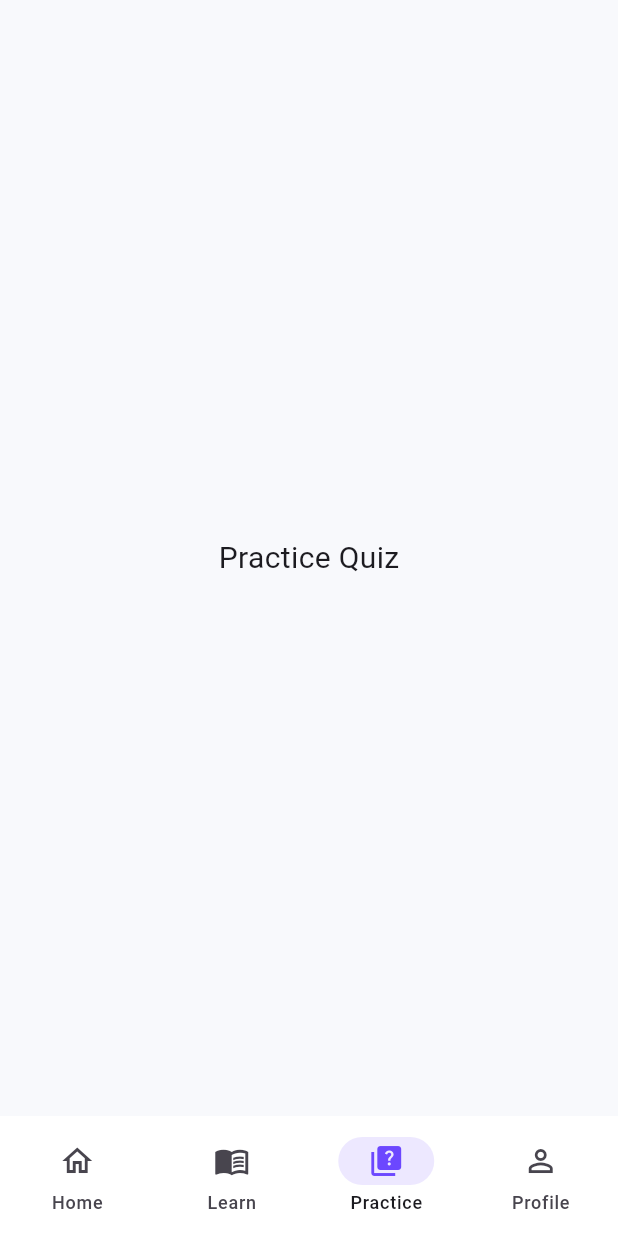
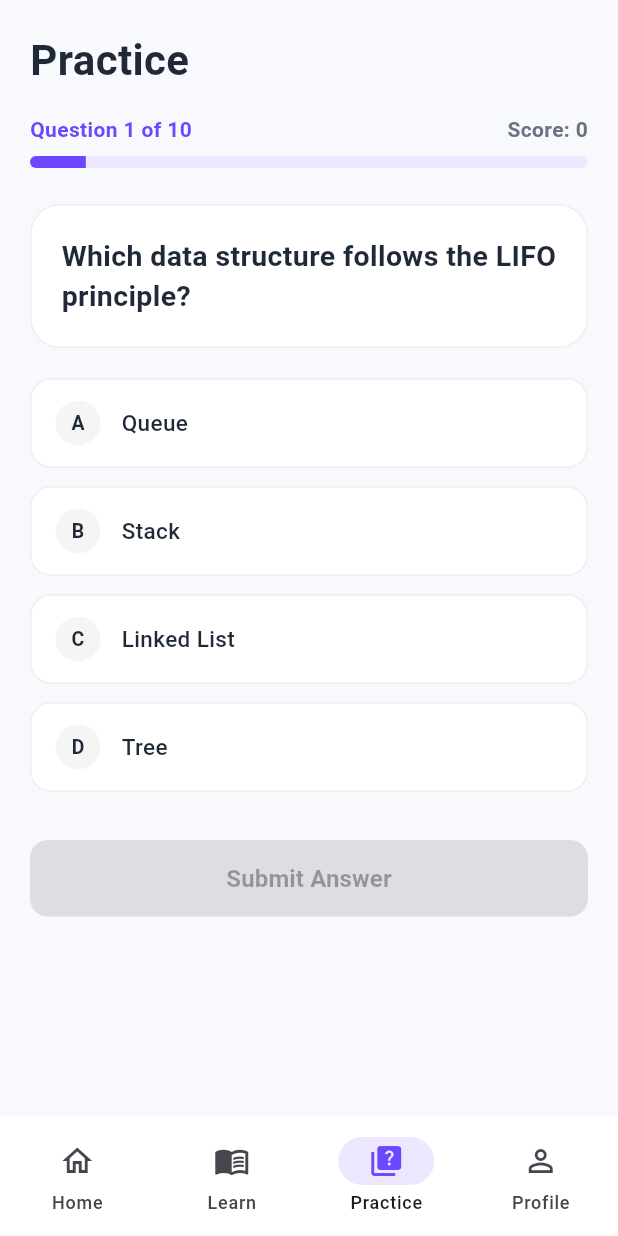
Before and after one commit to kindy10/dsa_learning_app, a Flutter app: the screen it shows after launch, item 3 of the bottom bar chosen, on a phone screen of 412 x 824 dp. Run offline on Flutter 3.47's test engine with Material 3 defaults, Android fonts, the phone set to English and light mode, and no system bars.

Commit message:
build Practice quiz screen with 10 DSA questions and instant feedback

```diff
--- /dev/null
+++ b/lib/models/quiz_question.dart
@@ -0,0 +1,23 @@
+/// Represents a single multiple-choice DSA quiz question.
+/// Keeping the model immutable ensures quiz data cannot be accidentally
+/// modified while the user is taking a test.
+class QuizQuestion {
+  /// The question text displayed to the student.
+  final String question;
+
+  /// List of 4 possible answer choices.
+  final List<String> options;
+
+  /// Index (0–3) of the correct option in [options].
+  final int correctIndex;
+
+  /// Short explanation shown after the user submits their answer.
+  final String explanation;
+
+  const QuizQuestion({
+    required this.question,
+    required this.options,
+    required this.correctIndex,
+    required this.explanation,
+  });
+}
--- a/lib/screens/main_shell.dart
+++ b/lib/screens/main_shell.dart
@@ -2,6 +2,7 @@ import 'package:flutter/material.dart';
 import '../core/theme/app_theme.dart';
 import 'home_screen.dart';
 import 'modules_screen.dart';
+import 'practice_screen.dart';
 
 /// MainShell is the root layout after the app launches.
 /// It holds the bottom NavigationBar and switches between the 4 main tabs.
@@ -32,7 +33,8 @@ class _MainShellState extends State<MainShell> {
         onNavigateToProfile: ()=> _switchTab(3),
         ),
       const ModulesScreen(),
-      const Center(child: Text('Practice Quiz', style: TextStyle(fontSize: 20))),
+      //const Center(child: Text('Practice Quiz', style: TextStyle(fontSize: 20))),
+      const PracticeScreen(),
       const Center(child: Text('My Progress', style: TextStyle(fontSize: 20))),
     ];
 
--- /dev/null
+++ b/lib/screens/practice_screen.dart
@@ -0,0 +1,464 @@
+import 'package:flutter/material.dart';
+import '../core/theme/app_theme.dart';
+import '../models/quiz_question.dart';
+
+/// PracticeScreen provides a distraction-free multiple-choice quiz interface
+/// for testing Data Structures and Algorithms knowledge.
+class PracticeScreen extends StatefulWidget {
+  const PracticeScreen({super.key});
+
+  @override
+  State<PracticeScreen> createState() => _PracticeScreenState();
+}
+
+class _PracticeScreenState extends State<PracticeScreen> {
+  // 10 core DSA practice questions
+  static const List<QuizQuestion> _questions = [
+    QuizQuestion(
+      question: 'Which data structure follows the LIFO principle?',
+      options: ['Queue', 'Stack', 'Linked List', 'Tree'],
+      correctIndex: 1,
+      explanation: 'A Stack follows Last-In, First-Out (LIFO): the last element pushed is the first popped.',
+    ),
+    QuizQuestion(
+      question: 'What is the worst-case time complexity of Bubble Sort?',
+      options: ['O(n)', 'O(n log n)', 'O(n²)', 'O(1)'],
+      correctIndex: 2,
+      explanation: 'Bubble Sort uses two nested loops, resulting in O(n²) comparisons in the worst case.',
+    ),
+    QuizQuestion(
+      question: 'Which data structure follows the FIFO (First-In, First-Out) principle?',
+      options: ['Stack', 'Queue', 'Binary Tree', 'Graph'],
+      correctIndex: 1,
+      explanation: 'A Queue processes elements in the exact order they arrive (FIFO).',
+    ),
+    QuizQuestion(
+      question: 'What is the time complexity of accessing an element by index in an Array?',
+      options: ['O(1)', 'O(log n)', 'O(n)', 'O(n²)'],
+      correctIndex: 0,
+      explanation: 'Arrays store elements in contiguous memory, allowing instant O(1) index lookup.',
+    ),
+    QuizQuestion(
+      question: 'What does the last node of a singly Linked List point to?',
+      options: ['The head node', 'Itself', 'NULL', 'The middle node'],
+      correctIndex: 2,
+      explanation: 'The tail node of a singly linked list points to NULL to mark the end of the list.',
+    ),
+    QuizQuestion(
+      question: 'Which searching algorithm requires the array to be sorted first?',
+      options: ['Linear Search', 'Binary Search', 'Depth-First Search', 'Breadth-First Search'],
+      correctIndex: 1,
+      explanation: 'Binary Search repeatedly halves the search space, which only works on sorted data.',
+    ),
+    QuizQuestion(
+      question: 'What is the time complexity of Binary Search on a sorted array?',
+      options: ['O(1)', 'O(log n)', 'O(n)', 'O(n log n)'],
+      correctIndex: 1,
+      explanation: 'Cutting the search range in half each step gives O(log n) time complexity.',
+    ),
+    QuizQuestion(
+      question: 'What is the space complexity of Bubble Sort?',
+      options: ['O(1)', 'O(log n)', 'O(n)', 'O(n²)'],
+      correctIndex: 0,
+      explanation: 'Bubble Sort sorts in-place using only a single temporary variable, so it needs O(1) extra space.',
+    ),
+    QuizQuestion(
+      question: 'In a Binary Tree, what is the maximum number of children a node can have?',
+      options: ['1', '2', '3', 'Unlimited'],
+      correctIndex: 1,
+      explanation: 'Each node in a binary tree has at most two children: a left child and a right child.',
+    ),
+    QuizQuestion(
+      question: 'Which sorting algorithm uses a divide-and-conquer strategy with O(n log n) guaranteed time?',
+      options: ['Bubble Sort', 'Insertion Sort', 'Selection Sort', 'Merge Sort'],
+      correctIndex: 3,
+      explanation: 'Merge Sort splits the array in half recursively and merges sorted halves in O(n log n) time.',
+    ),
+  ];
+
+  // Ephemeral quiz session state
+  int _currentIndex = 0;       // Current question index (0 to 9)
+  int? _selectedOptionIndex;   // Currently tapped option (null if none selected)
+  bool _hasSubmitted = false;  // True after user taps "Submit Answer"
+  bool _isCompleted = false;   // True after finishing all 10 questions
+  int _score = 0;              // Total correct answers
+
+  /// Evaluates the selected answer and reveals feedback.
+  void _handleSubmit() {
+    if (_selectedOptionIndex == null || _hasSubmitted) return;
+
+    final currentQuestion = _questions[_currentIndex];
+    setState(() {
+      _hasSubmitted = true;
+      if (_selectedOptionIndex == currentQuestion.correctIndex) {
+        _score++;
+      }
+    });
+  }
+
+  /// Advances to the next question or finishes the quiz on the final question.
+  void _handleNext() {
+    setState(() {
+      if (_currentIndex + 1 < _questions.length) {
+        _currentIndex++;
+        _selectedOptionIndex = null;
+        _hasSubmitted = false;
+      } else {
+        _isCompleted = true;
+      }
+    });
+  }
+
+  /// Resets the quiz back to Question 1 so the user can practice again.
+  void _handleRestart() {
+    setState(() {
+      _currentIndex = 0;
+      _selectedOptionIndex = null;
+      _hasSubmitted = false;
+      _isCompleted = false;
+      _score = 0;
+    });
+  }
+
+  @override
+  Widget build(BuildContext context) {
+    // Show the summary view once all questions are completed
+    if (_isCompleted) {
+      return _buildCompletionView();
+    }
+
+    final QuizQuestion currentQuestion = _questions[_currentIndex];
+    final double progress = (_currentIndex + 1) / _questions.length;
+
+    return SingleChildScrollView(
+      padding: const EdgeInsets.all(20),
+      child: Column(
+        crossAxisAlignment: CrossAxisAlignment.start,
+        children: [
+          // 1. Page Title
+          const Text(
+            'Practice',
+            style: TextStyle(
+              fontSize: 28,
+              fontWeight: FontWeight.bold,
+              color: AppTheme.textDark,
+            ),
+          ),
+          const SizedBox(height: 16),
+
+          // 2. Progress Indicator ("Question X of 10" + Progress Bar)
+          Row(
+            mainAxisAlignment: MainAxisAlignment.spaceBetween,
+            children: [
+              Text(
+                'Question ${_currentIndex + 1} of ${_questions.length}',
+                style: const TextStyle(
+                  fontSize: 14,
+                  fontWeight: FontWeight.w600,
+                  color: AppTheme.primaryPurple,
+                ),
+              ),
+              Text(
+                'Score: $_score',
+                style: const TextStyle(
+                  fontSize: 14,
+                  fontWeight: FontWeight.w600,
+                  color: AppTheme.textGrey,
+                ),
+              ),
+            ],
+          ),
+          const SizedBox(height: 8),
+          ClipRRect(
+            borderRadius: BorderRadius.circular(10),
+            child: LinearProgressIndicator(
+              value: progress,
+              minHeight: 8,
+              backgroundColor: AppTheme.softPurple,
+              valueColor: const AlwaysStoppedAnimation<Color>(
+                AppTheme.primaryPurple,
+              ),
+            ),
+          ),
+
+          const SizedBox(height: 24),
+
+          // 3. Question Card
+          Container(
+            width: double.infinity,
+            padding: const EdgeInsets.all(20),
+            decoration: BoxDecoration(
+              color: Colors.white,
+              borderRadius: BorderRadius.circular(20),
+              border: Border.all(color: Colors.grey.shade200),
+            ),
+            child: Text(
+              currentQuestion.question,
+              style: const TextStyle(
+                fontSize: 19,
+                fontWeight: FontWeight.bold,
+                color: AppTheme.textDark,
+                height: 1.4,
+              ),
+            ),
+          ),
+
+          const SizedBox(height: 20),
+
+          // 4. Four Selectable Answer Option Cards
+          ...List.generate(
+            currentQuestion.options.length,
+            (index) => Padding(
+              padding: const EdgeInsets.only(bottom: 12),
+              child: _buildOptionCard(
+                index: index,
+                text: currentQuestion.options[index],
+                correctIndex: currentQuestion.correctIndex,
+              ),
+            ),
+          ),
+
+          // 5. Explanation Banner (appears only after submitting)
+          if (_hasSubmitted) ...[
+            const SizedBox(height: 8),
+            Container(
+              width: double.infinity,
+              padding: const EdgeInsets.all(16),
+              decoration: BoxDecoration(
+                color: _selectedOptionIndex == currentQuestion.correctIndex
+                    ? Colors.green.shade50
+                    : Colors.red.shade50,
+                borderRadius: BorderRadius.circular(14),
+                border: Border.all(
+                  color: _selectedOptionIndex == currentQuestion.correctIndex
+                      ? Colors.green.shade200
+                      : Colors.red.shade200,
+                ),
+              ),
+              child: Row(
+                crossAxisAlignment: CrossAxisAlignment.start,
+                children: [
+                  Icon(
+                    _selectedOptionIndex == currentQuestion.correctIndex
+                        ? Icons.check_circle_outline_rounded
+                        : Icons.cancel_outlined,
+                    color: _selectedOptionIndex == currentQuestion.correctIndex
+                        ? Colors.green.shade700
+                        : Colors.red.shade700,
+                    size: 20,
+                  ),
+                  const SizedBox(width: 10),
+                  Expanded(
+                    child: Text(
+                      currentQuestion.explanation,
+                      style: const TextStyle(
+                        fontSize: 13,
+                        height: 1.4,
+                        color: AppTheme.textDark,
+                      ),
+                    ),
+                  ),
+                ],
+              ),
+            ),
+          ],
+
+          const SizedBox(height: 20),
+
+          // 6. Primary Action Button ("Submit Answer" -> "Next Question")
+          SizedBox(
+            width: double.infinity,
+            child: ElevatedButton(
+              // Disabled until the user picks an option
+              onPressed: _selectedOptionIndex == null
+                  ? null
+                  : (_hasSubmitted ? _handleNext : _handleSubmit),
+              child: Text(
+                _hasSubmitted
+                    ? (_currentIndex + 1 == _questions.length
+                        ? 'Finish Quiz'
+                        : 'Next Question')
+                    : 'Submit Answer',
+                style: const TextStyle(
+                  fontSize: 16,
+                  fontWeight: FontWeight.w600,
+                ),
+              ),
+            ),
+          ),
+        ],
+      ),
+    );
+  }
+
+  /// Renders a single multiple-choice option with clear visual selection
+  /// and post-submission correct/incorrect highlighting.
+  Widget _buildOptionCard({
+    required int index,
+    required String text,
+    required int correctIndex,
+  }) {
+    final bool isSelected = _selectedOptionIndex == index;
+    final bool isCorrect = index == correctIndex;
+
+    // Determine border and background colors based on quiz state
+    Color borderColor = Colors.grey.shade200;
+    Color backgroundColor = Colors.white;
+    Color circleColor = Colors.grey.shade300;
+    IconData? trailingIcon;
+    Color? trailingColor;
+
+    if (!_hasSubmitted) {
+      // Before submission: highlight the user's chosen option in purple
+      if (isSelected) {
+        borderColor = AppTheme.primaryPurple;
+        backgroundColor = AppTheme.softPurple.withOpacity(0.5);
+        circleColor = AppTheme.primaryPurple;
+      }
+    } else {
+      // After submission: reveal green for the right answer, red for a wrong choice
+      if (isCorrect) {
+        borderColor = Colors.green;
+        backgroundColor = Colors.green.shade50;
+        circleColor = Colors.green;
+        trailingIcon = Icons.check_circle_rounded;
+        trailingColor = Colors.green;
+      } else if (isSelected && !isCorrect) {
+        borderColor = Colors.red;
+        backgroundColor = Colors.red.shade50;
+        circleColor = Colors.red;
+        trailingIcon = Icons.cancel_rounded;
+        trailingColor = Colors.red;
+      }
+    }
+
+    // Option letters: A, B, C, D
+    final String letter = String.fromCharCode(65 + index);
+
+    return InkWell(
+      // Lock selection after the user submits
+      onTap: _hasSubmitted
+          ? null
+          : () {
+              setState(() {
+                _selectedOptionIndex = index;
+              });
+            },
+      borderRadius: BorderRadius.circular(14),
+      child: AnimatedContainer(
+        duration: const Duration(milliseconds: 200),
+        padding: const EdgeInsets.symmetric(horizontal: 16, vertical: 14),
+        decoration: BoxDecoration(
+          color: backgroundColor,
+          borderRadius: BorderRadius.circular(14),
+          border: Border.all(
+            color: borderColor,
+            width: isSelected || (_hasSubmitted && isCorrect) ? 2 : 1,
+          ),
+        ),
+        child: Row(
+          children: [
+            // Letter badge (A, B, C, D)
+            Container(
+              width: 30,
+              height: 30,
+              alignment: Alignment.center,
+              decoration: BoxDecoration(
+                color: isSelected || (_hasSubmitted && isCorrect)
+                    ? circleColor
+                    : Colors.grey.shade100,
+                shape: BoxShape.circle,
+              ),
+              child: Text(
+                letter,
+                style: TextStyle(
+                  fontSize: 13,
+                  fontWeight: FontWeight.bold,
+                  color: isSelected || (_hasSubmitted && isCorrect)
+                      ? Colors.white
+                      : AppTheme.textDark,
+                ),
+              ),
+            ),
+            const SizedBox(width: 14),
+
+            // Option text
+            Expanded(
+              child: Text(
+                text,
+                style: const TextStyle(
+                  fontSize: 15,
+                  fontWeight: FontWeight.w500,
+                  color: AppTheme.textDark,
+                ),
+              ),
+            ),
+
+            // Optional check/cross icon after submission
+            if (trailingIcon != null)
+              Icon(trailingIcon, color: trailingColor, size: 22),
+          ],
+        ),
+      ),
+    );
+  }
+
+  /// Displays the final score summary and a button to retake the quiz.
+  Widget _buildCompletionView() {
+    final int percentage = ((_score / _questions.length) * 100).round();
+
+    return Center(
+      child: Padding(
+        padding: const EdgeInsets.all(24),
+        child: Card(
+          child: Padding(
+            padding: const EdgeInsets.all(28),
+            child: Column(
+              mainAxisSize: MainAxisSize.min,
+              children: [
+                Container(
+                  padding: const EdgeInsets.all(16),
+                  decoration: const BoxDecoration(
+                    color: AppTheme.softPurple,
+                    shape: BoxShape.circle,
+                  ),
+                  child: const Icon(
+                    Icons.emoji_events_rounded,
+                    color: AppTheme.primaryPurple,
+                    size: 48,
+                  ),
+                ),
+                const SizedBox(height: 20),
+                const Text(
+                  'Quiz Completed!',
+                  style: TextStyle(
+                    fontSize: 24,
+                    fontWeight: FontWeight.bold,
+                    color: AppTheme.textDark,
+                  ),
+                ),
+                const SizedBox(height: 8),
+                Text(
+                  'You scored $_score out of ${_questions.length} ($percentage%)',
+                  style: const TextStyle(
+                    fontSize: 16,
+                    color: AppTheme.textGrey,
+                  ),
+                ),
+                const SizedBox(height: 24),
+                SizedBox(
+                  width: double.infinity,
+                  child: ElevatedButton.icon(
+                    onPressed: _handleRestart,
+                    icon: const Icon(Icons.refresh_rounded),
+                    label: const Text('Try Again'),
+                  ),
+                ),
+              ],
+            ),
+          ),
+        ),
+      ),
+    );
+  }
+}
```
